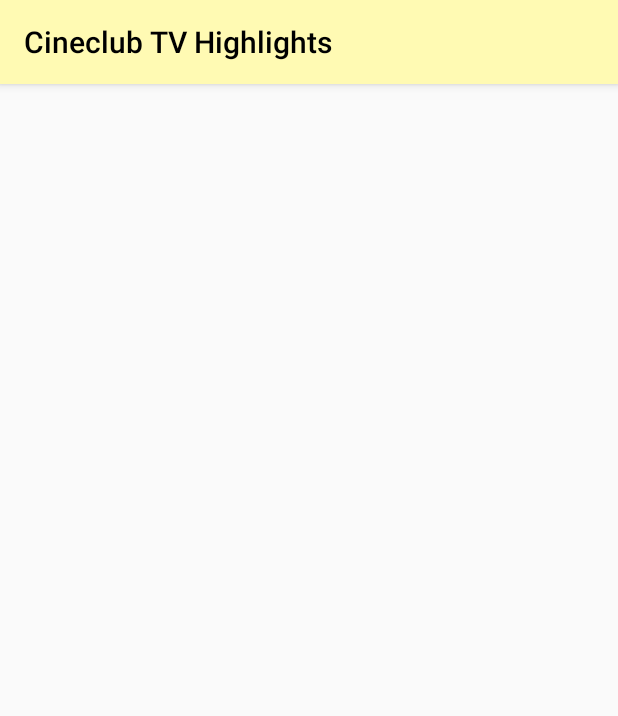
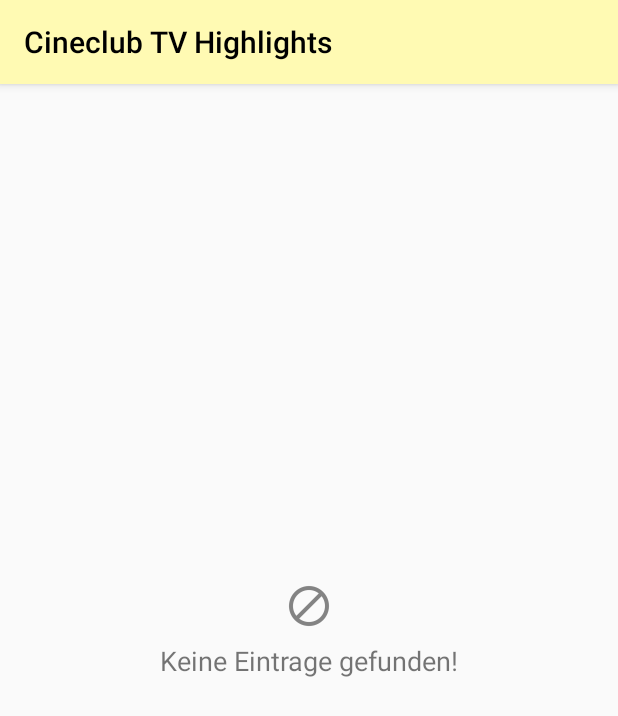
Before and after one commit to mandinga90/CineclubTVHighlights, an Android app: the screen it shows after launch (MainActivity), on a phone screen of 412 x 824 dp. Shown: the top 716 px of the screen. Run offline under Robolectric (Android 15) with nearby library versions, the phone set to English and light mode, and no system bars; network calls fail; 1 statement that could not run was skipped.

Commit message:
msg no entries

```diff
--- a/app/src/main/java/example/cineclubtvhighlightsjson/activities/MainActivity.java
+++ b/app/src/main/java/example/cineclubtvhighlightsjson/activities/MainActivity.java
@@ -4,6 +4,7 @@ import android.os.Bundle;
 import android.support.v7.app.AppCompatActivity;
 import android.support.v7.widget.LinearLayoutManager;
 import android.support.v7.widget.RecyclerView;
+import android.view.View;
 
 import java.util.List;
 
@@ -61,6 +62,11 @@ public class MainActivity extends AppCompatActivity {
         mAdapter = new RecycleViewAdapter(tvHighlights);
         mRecyclerView.setAdapter(mAdapter);
 
+        if (mAdapter.getItemCount() > 0){
+            MainActivity.this.findViewById(R.id.img_no_entries).setVisibility(View.GONE);
+            MainActivity.this.findViewById(R.id.txt_no_entries).setVisibility(View.GONE);
+        }
+
     }
 
 }
--- a/app/src/main/java/example/cineclubtvhighlightsjson/functional/RecycleViewAdapter.java
+++ b/app/src/main/java/example/cineclubtvhighlightsjson/functional/RecycleViewAdapter.java
@@ -14,6 +14,7 @@ import java.util.List;
 
 import example.cineclubtvhighlightsjson.R;
 import example.cineclubtvhighlightsjson.activities.DetailsActivity;
+import example.cineclubtvhighlightsjson.activities.MainActivity;
 import example.cineclubtvhighlightsjson.entities.TvHighlight;
 
 /**
@@ -24,11 +25,27 @@ import example.cineclubtvhighlightsjson.entities.TvHighlight;
  */
 
 public class RecycleViewAdapter extends RecyclerView.Adapter<RecycleViewAdapter.ViewHolder>{
-    private List<TvHighlight> tvHighlights = new LinkedList<>();
-
     // Provide a reference to the views for each data item
     // Complex data items may need more than one view per item, and
     // you provide access to all the views for a data item in a view holder
+
+    // Provide a suitable constructor (depends on the kind of dataset)
+    public RecycleViewAdapter(List<TvHighlight> tvHighlights) {
+        for(int i = 0; i < tvHighlights.size(); i++){
+            TvHighlight currentTvHighlight = tvHighlights.get(i);
+            if(DateTimeHelper.isToday(currentTvHighlight.getDateTime())){
+                this.tvHighlights.add(currentTvHighlight);
+            }
+        }
+    }
+
+    // Return the size of your dataset (invoked by the layout manager)
+    @Override
+    public int getItemCount() {
+        return tvHighlights.size();
+    }
+
+    private List<TvHighlight> tvHighlights = new LinkedList<>();
     public static class ViewHolder extends RecyclerView.ViewHolder implements View.OnClickListener {
         public TextView title;
         public TextView originalTitle;
@@ -36,7 +53,9 @@ public class RecycleViewAdapter extends RecyclerView.Adapter<RecycleViewAdapter.
         public ImageView tvChannelIcon;
         public TextView advertisingInMinutes;
         public ImageView cover;
+
         public TextView tvChannelName;
+
         private TvHighlight tvHighlight;
 
         public ViewHolder(View v) {
@@ -54,7 +73,6 @@ public class RecycleViewAdapter extends RecyclerView.Adapter<RecycleViewAdapter.
             cover = (ImageView) v.findViewById(R.id.tv_highlight_cover);
             tvChannelName = (TextView) v.findViewById(R.id.tv_highlight_channel_name);
         }
-
         @Override
         public void onClick(View v) {
 
@@ -67,16 +85,7 @@ public class RecycleViewAdapter extends RecyclerView.Adapter<RecycleViewAdapter.
         public void setTvHighlight(TvHighlight tvHighlight) {
             this.tvHighlight = tvHighlight;
         }
-    }
 
-    // Provide a suitable constructor (depends on the kind of dataset)
-    public RecycleViewAdapter(List<TvHighlight> tvHighlights) {
-        for(int i = 0; i < tvHighlights.size(); i++){
-            TvHighlight currentTvHighlight = tvHighlights.get(i);
-            if(DateTimeHelper.isToday(currentTvHighlight.getDateTime())){
-                this.tvHighlights.add(currentTvHighlight);
-            }
-        }
     }
 
     // Create new views (invoked by the layout manager)
@@ -132,10 +141,4 @@ public class RecycleViewAdapter extends RecyclerView.Adapter<RecycleViewAdapter.
         currentTvHighlight.setCoverImage(holder.cover);
 
     }
-
-    // Return the size of your dataset (invoked by the layout manager)
-    @Override
-    public int getItemCount() {
-        return tvHighlights.size();
-    }
 }
--- a/app/src/main/res/layout/activity_main.xml
+++ b/app/src/main/res/layout/activity_main.xml
@@ -1,15 +1,59 @@
 <?xml version="1.0" encoding="utf-8"?>
-<LinearLayout
+<android.support.constraint.ConstraintLayout
     xmlns:android="http://schemas.android.com/apk/res/android"
+    xmlns:app="http://schemas.android.com/apk/res-auto"
     xmlns:tools="http://schemas.android.com/tools"
     android:layout_width="match_parent"
     android:layout_height="match_parent"
     tools:context="example.cineclubtvhighlightsjson.activities.MainActivity">
 
+    app:layout_constraintTop_toTopOf="parent"
+    <ImageView
+        android:id="@+id/img_no_entries"
+        android:layout_width="wrap_content"
+        android:layout_height="wrap_content"
+        android:layout_marginRight="0dp"
+        android:layout_marginLeft="0dp"
+        app:srcCompat="@drawable/ic_no_entries"
+        app:layout_constraintRight_toRightOf="parent"
+        app:layout_constraintLeft_toLeftOf="parent"
+        app:layout_constraintTop_toTopOf="parent"
+        android:layout_marginTop="8dp"
+        app:layout_constraintBottom_toBottomOf="parent"
+        android:layout_marginBottom="8dp"
+        app:layout_constraintVertical_bias="0.45" />
+
+    <TextView
+        android:id="@+id/txt_no_entries"
+        android:text="Keine Eintrage gefunden!"
+        android:layout_width="wrap_content"
+        android:layout_height="wrap_content"
+        android:layout_marginTop="8dp"
+        android:layout_marginLeft="8dp"
+        android:layout_marginRight="8dp"
+        android:layout_marginBottom="8dp"
+        android:textAlignment="center"
+        android:textSize="18dp"
+        app:layout_constraintTop_toBottomOf="@+id/img_no_entries"
+        app:layout_constraintLeft_toLeftOf="parent"
+        app:layout_constraintRight_toRightOf="parent"
+        app:layout_constraintBottom_toBottomOf="parent"
+        app:layout_constraintVertical_bias="0.0" />
+
     <android.support.v7.widget.RecyclerView
         android:id="@+id/my_recycler_view"
         android:scrollbars="none"
-        android:layout_width="match_parent"
-        android:layout_height="match_parent" />
+        android:layout_width="0dp"
+        android:layout_height="0dp"
+        android:layout_marginRight="0dp"
+        app:layout_constraintRight_toRightOf="parent"
+        android:layout_marginLeft="0dp"
+        app:layout_constraintLeft_toLeftOf="parent"
+        app:layout_constraintBottom_toBottomOf="parent"
+        android:layout_marginBottom="0dp"
+        app:layout_constraintTop_toTopOf="parent"
+        android:layout_marginTop="0dp"
+        app:layout_constraintHorizontal_bias="0.0"
+        app:layout_constraintVertical_bias="0.0" />
 
-</LinearLayout>
+</android.support.constraint.ConstraintLayout>
```
Also changed, not shown: app/src/main/res/drawable-hdpi/ic_no_entries.png (added), app/src/main/res/drawable-mdpi/ic_no_entries.png (added), app/src/main/res/drawable-xhdpi/ic_no_entries.png (added), app/src/main/res/drawable-xxhdpi/ic_no_entries.png (added).
